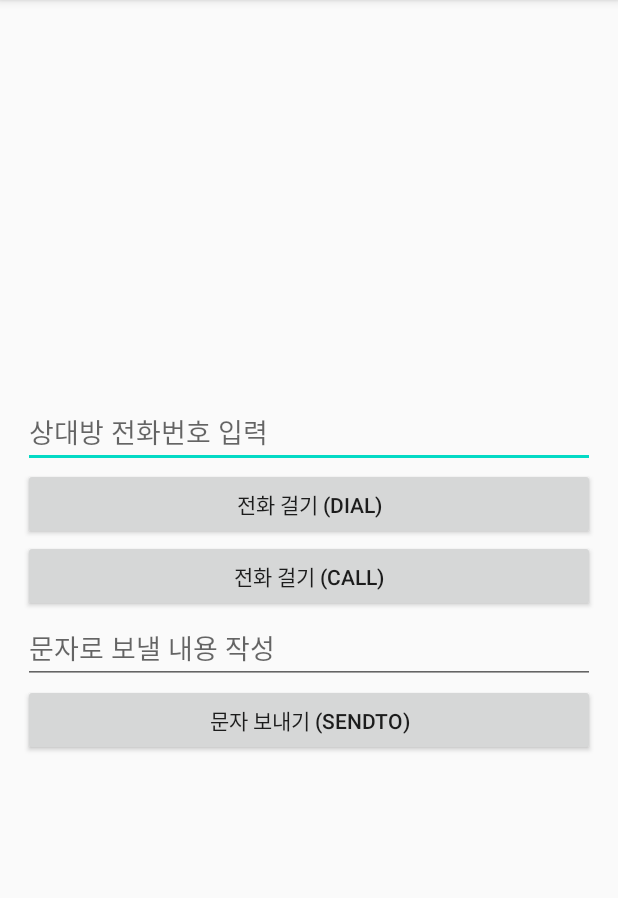
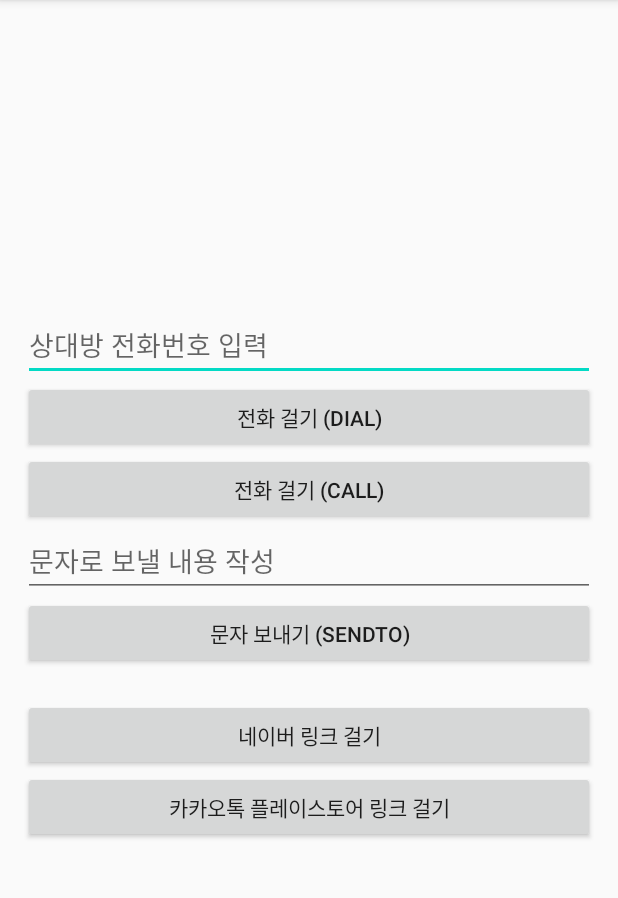
Before and after one commit to dhdbseh/AndroidIntent_20200705, an Android app: the screen it shows after launch (MainActivity), on a phone screen of 412 x 824 dp, the part 84-982 px from its top. Run offline under Robolectric (Android 15) with nearby library versions, the phone set to English and light mode, and no system bars.

Commit message:
네이버 링크 보내기 기능

```diff
--- a/app/src/main/java/kr/co/tjoeun/androidintent_20200705/MainActivity.kt
+++ b/app/src/main/java/kr/co/tjoeun/androidintent_20200705/MainActivity.kt
@@ -57,5 +57,13 @@ class MainActivity : AppCompatActivity() {
 
             startActivity(myIntent)
         }
+
+        naverLinkBtn.setOnClickListener {
+
+            //Uri에 실제 인터넷 주소 대입
+            val myUri = Uri.parse("https://naver.com")
+            val myIntent = Intent(Intent.ACTION_VIEW, myUri)
+            startActivity(myIntent)
+        }
     }
 }
--- a/app/src/main/res/layout/activity_main.xml
+++ b/app/src/main/res/layout/activity_main.xml
@@ -40,4 +40,17 @@
         android:layout_height="wrap_content"
         android:text="문자 보내기 (SENDTO)"/>
 
+    <Button
+        android:id="@+id/naverLinkBtn"
+        android:layout_width="match_parent"
+        android:layout_height="wrap_content"
+        android:layout_marginTop="20dp"
+        android:text="네이버 링크 걸기"/>
+
+    <Button
+        android:id="@+id/kakaoStoreLinkBtn"
+        android:layout_width="match_parent"
+        android:layout_height="wrap_content"
+        android:text="카카오톡 플레이스토어 링크 걸기"/>
+
 </LinearLayout>
```
